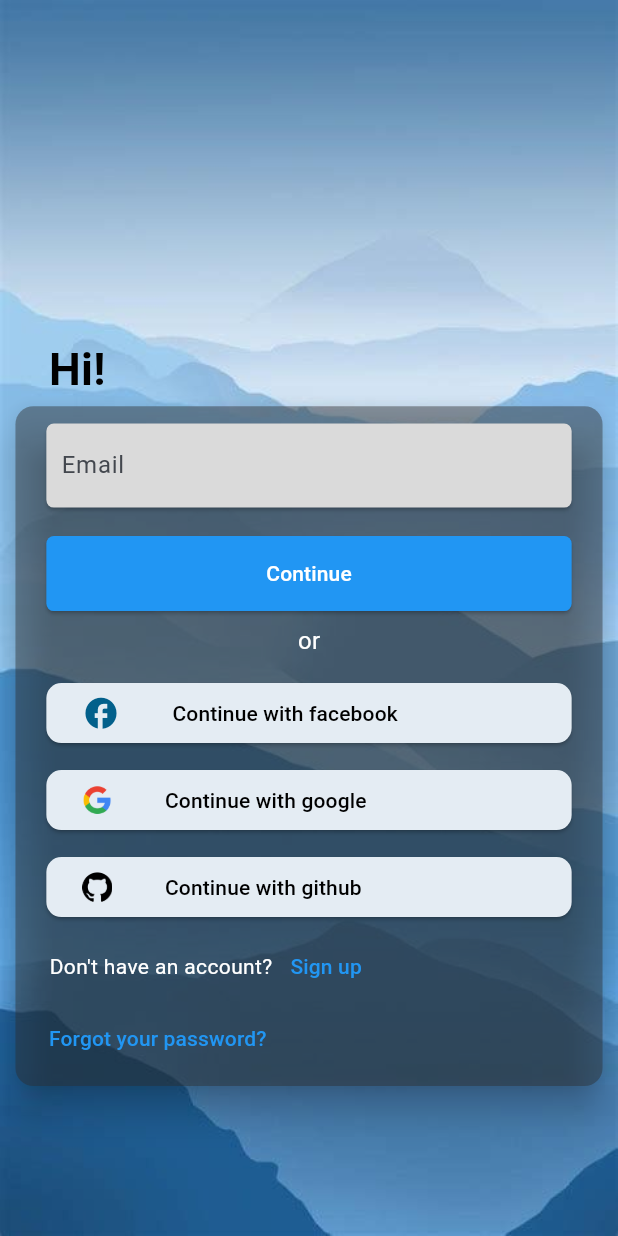
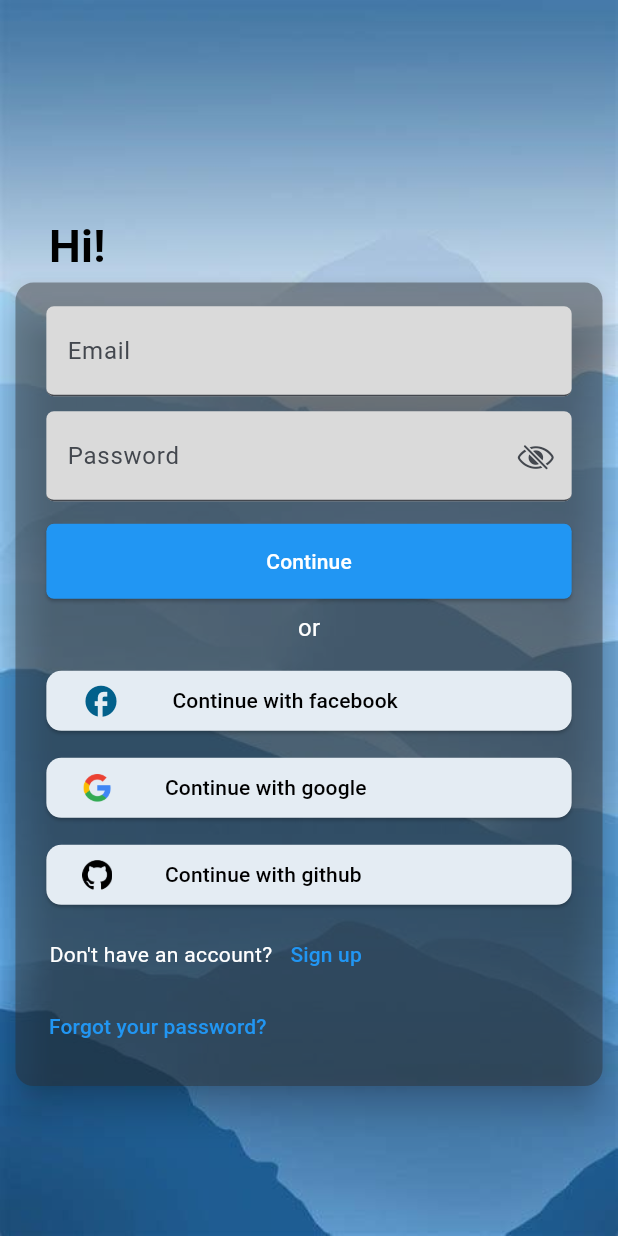
Before and after one commit to marcoaudev/firebase_auth, a Flutter app: the screen it shows after launch, on a phone screen of 412 x 824 dp. Run offline on Flutter 3.47's test engine with Material 3 defaults, Android fonts, the phone set to English and light mode, and no system bars; our stand-ins replace equatable.

Commit message:
feat: add the domain layer feature and fix screens bug

```diff
--- /dev/null
+++ b/lib/app/auth/domain/repositories/user_repository.dart
@@ -0,0 +1,15 @@
+import 'package:firebase_auth/app/auth/domain/entities/user_entity.dart';
+
+abstract class UserRepository {
+  Future<UserEntity> signUp({
+    required String email,
+    required String password,
+  });
+
+  Future<UserEntity> signIn({
+    required String email,
+    required String password,
+  });
+
+  Future<void> signOut();
+}
--- a/lib/app/auth/ui/components/custom_text_form_field.dart
+++ /dev/null
@@ -1,29 +0,0 @@
-import 'package:flutter/material.dart';
-
-class CustomTextFormField extends StatelessWidget {
-  final String labelText;
-  const CustomTextFormField({super.key, required this.labelText});
-
-  @override
-  Widget build(BuildContext context) {
-    return Card(
-      shape: RoundedRectangleBorder(borderRadius: BorderRadius.circular(5)),
-      color: const Color.fromARGB(255, 218, 218, 218),
-      child: Container(
-        width: MediaQuery.of(context).size.width * 0.85,
-        padding: const EdgeInsets.only(left: 10),
-        child: TextFormField(
-          decoration: InputDecoration(
-            labelText: labelText,
-            border: InputBorder.none,
-            enabledBorder: InputBorder.none,
-            focusedBorder: InputBorder.none,
-            errorBorder: InputBorder.none,
-            disabledBorder: InputBorder.none,
-            focusedErrorBorder: InputBorder.none,
-          ),
-        ),
-      ),
-    );
-  }
-}
--- a/lib/app/auth/ui/components/custom_buttom.dart
+++ b/lib/app/auth/ui/pages/components/custom_buttom.dart
@@ -3,7 +3,13 @@ import 'package:flutter/material.dart';
 class CustomButton extends StatelessWidget {
   final String title;
   final Color color;
-  const CustomButton({super.key, required this.title, required this.color});
+  final void Function() onPressed;
+  const CustomButton({
+    super.key,
+    required this.title,
+    required this.color,
+    required this.onPressed,
+  });
 
   @override
   Widget build(BuildContext context) {
@@ -16,7 +22,7 @@ class CustomButton extends StatelessWidget {
           backgroundColor: color,
           shape: RoundedRectangleBorder(borderRadius: BorderRadius.circular(5)),
         ),
-        onPressed: () {},
+        onPressed: onPressed,
         child: Text(title, style: TextStyle(color: Colors.white)),
       ),
     );
--- /dev/null
+++ b/lib/app/auth/ui/pages/components/custom_text_form_field.dart
@@ -0,0 +1,38 @@
+import 'package:flutter/material.dart';
+
+class CustomTextFormField extends StatelessWidget {
+  final String labelText;
+  final TextEditingController controller;
+  final String? Function(String?)? validator;
+  final Widget? suffixIcon;
+  final bool obscureText;
+  const CustomTextFormField({
+    super.key,
+    required this.labelText,
+    required this.controller,
+    this.validator,
+    this.suffixIcon,
+    this.obscureText = false,
+  });
+
+  @override
+  Widget build(BuildContext context) {
+    return SizedBox(
+      width: MediaQuery.of(context).size.width * 0.85,
+      child: TextFormField(
+        validator: validator,
+        autovalidateMode: AutovalidateMode.onUnfocus,
+        controller: controller,
+        obscureText: obscureText,
+        decoration: InputDecoration(
+          filled: true,
+          suffixIcon: suffixIcon,
+          fillColor: Color.fromARGB(255, 218, 218, 218),
+          labelText: labelText,
+          border: UnderlineInputBorder(borderRadius: BorderRadius.circular(5)),
+          contentPadding: EdgeInsets.symmetric(horizontal: 10, vertical: 10),
+        ),
+      ),
+    );
+  }
+}
--- a/lib/app/auth/ui/pages/welcome_page.dart
+++ b/lib/app/auth/ui/pages/welcome_page.dart
@@ -1,14 +1,27 @@
-import 'package:firebase_auth/app/auth/ui/components/button_service.dart';
-import 'package:firebase_auth/app/auth/ui/components/custom_buttom.dart';
-import 'package:firebase_auth/app/auth/ui/components/custom_text_form_field.dart';
+import 'package:firebase_auth/app/auth/ui/pages/components/button_service.dart';
+import 'package:firebase_auth/app/auth/ui/pages/components/custom_buttom.dart';
+import 'package:firebase_auth/app/auth/ui/pages/components/custom_text_form_field.dart';
+import 'package:flutter/cupertino.dart';
 import 'package:flutter/material.dart';
 
-class WelcomePage extends StatelessWidget {
+class WelcomePage extends StatefulWidget {
   const WelcomePage({super.key});
 
   @override
+  State<WelcomePage> createState() => _WelcomePageState();
+}
+
+class _WelcomePageState extends State<WelcomePage> {
+  final _formKey = GlobalKey<FormState>();
+  final _emailController = TextEditingController();
+  final _passwordController = TextEditingController();
+  bool obscureText = false;
+
+  @override
   Widget build(BuildContext context) {
-    return Scaffold(
+    return Form(
+      key: _formKey,
+      child: Scaffold(
         body: Container(
           width: MediaQuery.of(context).size.width,
           height: MediaQuery.of(context).size.height,
@@ -23,7 +36,7 @@ class WelcomePage extends StatelessWidget {
             children: [
               Padding(
                 padding: EdgeInsets.only(
-                bottom: MediaQuery.of(context).size.height * 0.675,
+                  bottom: MediaQuery.of(context).size.height * 0.775,
                   right: MediaQuery.of(context).size.width * 0.75,
                 ),
                 child: Text(
@@ -40,13 +53,64 @@ class WelcomePage extends StatelessWidget {
                 margin: EdgeInsets.only(bottom: 100),
                 elevation: 10,
                 child: SizedBox(
-                height: MediaQuery.of(context).size.height * 0.55,
+                  height: MediaQuery.of(context).size.height * 0.65,
                   width: MediaQuery.of(context).size.width * 0.95,
                   child: Column(
                     mainAxisAlignment: MainAxisAlignment.center,
+                    crossAxisAlignment: CrossAxisAlignment.center,
                     children: [
-                    CustomTextFormField(labelText: "Email"),
-                    CustomButton(title: "Continue", color: Colors.blue),
+                      CustomTextFormField(
+                        labelText: "Email",
+                        controller: _emailController,
+                        validator: (p0) {
+                          if (p0 == null || p0.isEmpty) {
+                            return 'Please enter an email';
+                          }
+                          // Regular expression to validate email
+                          final emailRegex = RegExp(
+                            r'^[\w-.]+@([\w-]+\.)+[\w-]{2,4}$',
+                          );
+                          if (!emailRegex.hasMatch(p0)) {
+                            return 'Invalid email';
+                          }
+                          return null;
+                        },
+                      ),
+                      SizedBox(height: 10),
+                      CustomTextFormField(
+                        labelText: "Password",
+                        controller: _passwordController,
+                        obscureText: obscureText,
+                        suffixIcon: IconButton(
+                          onPressed:
+                              () => setState(() {
+                                obscureText = !obscureText;
+                              }),
+                          icon: Icon(
+                            obscureText
+                                ? CupertinoIcons.eye
+                                : CupertinoIcons.eye_slash,
+                          ),
+                        ),
+                        validator: (p0) {
+                          if (p0 == null || p0.isEmpty) {
+                            return 'Please enter an password';
+                          }
+
+                          if (p0.length < 8) {
+                            return 'Your password must has 8 characters';
+                          }
+                          return null;
+                        },
+                      ),
+                      CustomButton(
+                        title: "Continue",
+                        color: Colors.blue,
+                        onPressed: () {
+                          print(_emailController.text);
+                          print(_passwordController.text);
+                        },
+                      ),
                       Padding(
                         padding: const EdgeInsets.all(8.0),
                         child: Text(
@@ -88,8 +152,9 @@ class WelcomePage extends StatelessWidget {
                             ),
                             TextButton(
                               onPressed:
-                                () =>
-                                    Navigator.of(context).pushNamed("/signup"),
+                                  () => Navigator.of(
+                                    context,
+                                  ).pushNamed("/signup"),
                               child: Text(
                                 "Sign up",
                                 style: TextStyle(color: Colors.blue),
@@ -121,6 +186,14 @@ class WelcomePage extends StatelessWidget {
             ],
           ),
         ),
+      ),
     );
   }
+
+  @override
+  void dispose() {
+    _emailController.dispose();
+    _passwordController.dispose();
+    super.dispose();
   }
+}
--- a/pubspec.yaml
+++ b/pubspec.yaml
@@ -34,6 +34,8 @@ dependencies:
   # The following adds the Cupertino Icons font to your application.
   # Use with the CupertinoIcons class for iOS style icons.
   cupertino_icons: ^1.0.8
+  equatable: ^2.0.7
+  mobx: ^2.5.0
 
 dev_dependencies:
   flutter_test:
```
Also changed, not shown: lib/app/auth/domain/entities/user_entity.dart (added, +27 -0 lines), lib/app/auth/domain/usecases/sing_in_usecase.dart (added, +32 -0 lines), lib/app/auth/domain/usecases/sing_up_usecase.dart (added, +29 -0 lines), lib/app/auth/ui/pages/sign_up_page.dart (+70 -8 lines), lib/app/auth/ui/pages/components/button_service.dart (renamed from lib/app/auth/ui/components/button_service.dart), lib/app/auth/ui/pages/components/custom_card_transparent.dart (renamed from lib/app/auth/ui/components/custom_card_transparent.dart), pubspec.lock, 1 other file. Lines whose indentation alone changed are shown as unchanged.
